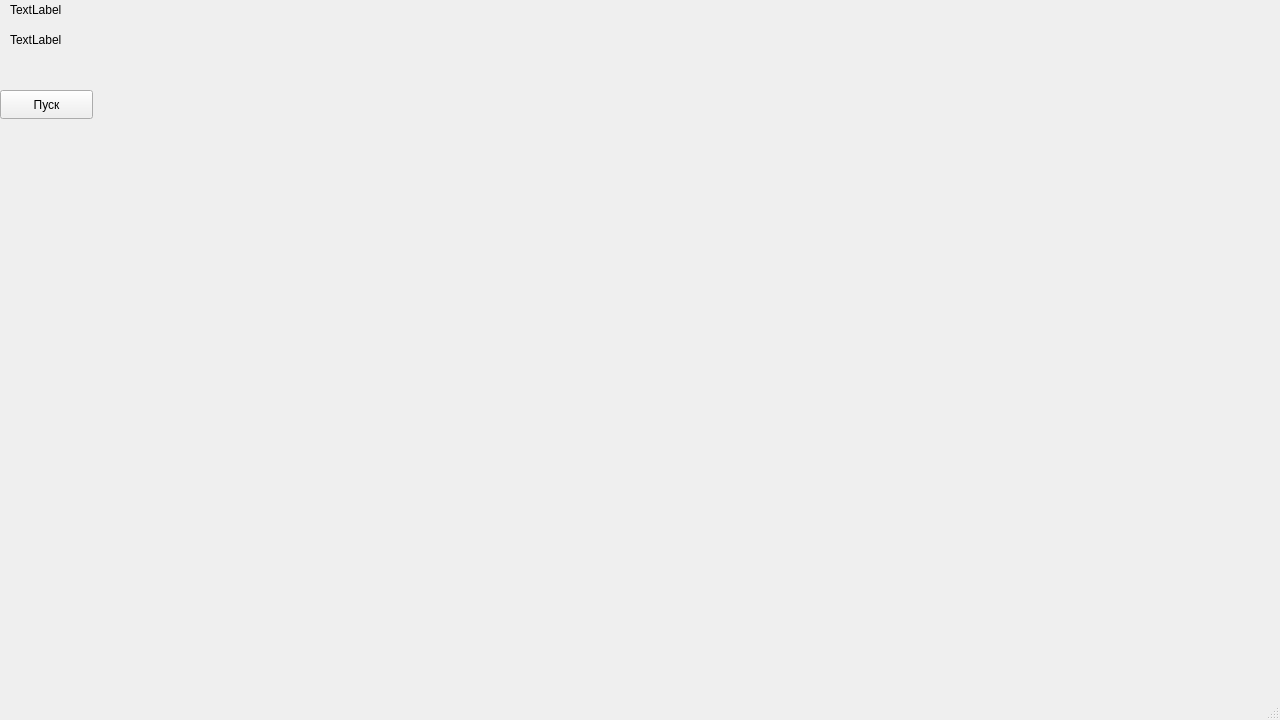
Old version of the form filter/mainwindow.ui in the repository ysuhoparov/Filter.
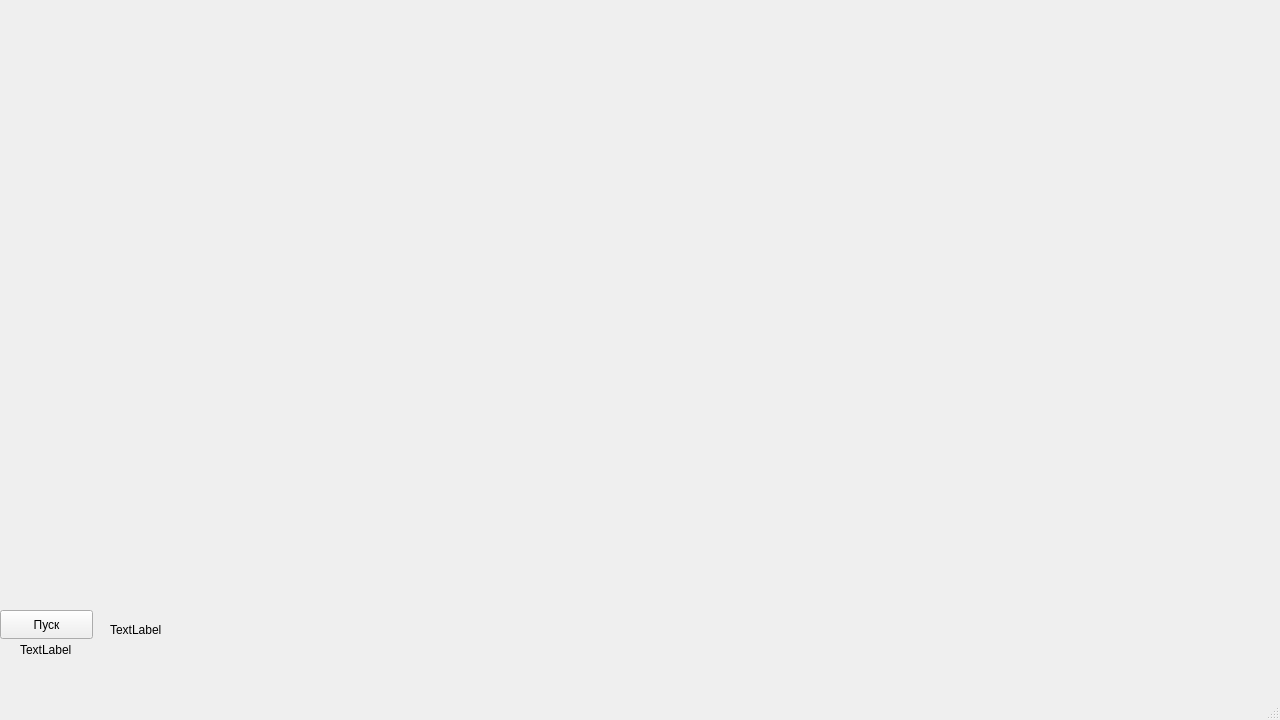
New version of the form.

```diff
--- a/filter/mainwindow.ui
+++ b/filter/mainwindow.ui
@@ -27,9 +27,9 @@
    <widget class="QLabel" name="label">
     <property name="geometry">
      <rect>
-      <x>10</x>
-      <y>0</y>
-      <width>63</width>
+      <x>20</x>
+      <y>640</y>
+      <width>1241</width>
       <height>20</height>
      </rect>
     </property>
@@ -40,8 +40,8 @@
    <widget class="QLabel" name="label_2">
     <property name="geometry">
      <rect>
-      <x>10</x>
-      <y>30</y>
+      <x>110</x>
+      <y>620</y>
       <width>63</width>
       <height>20</height>
      </rect>
@@ -54,7 +54,7 @@
     <property name="geometry">
      <rect>
       <x>0</x>
-      <y>90</y>
+      <y>610</y>
       <width>93</width>
       <height>29</height>
      </rect>
```
